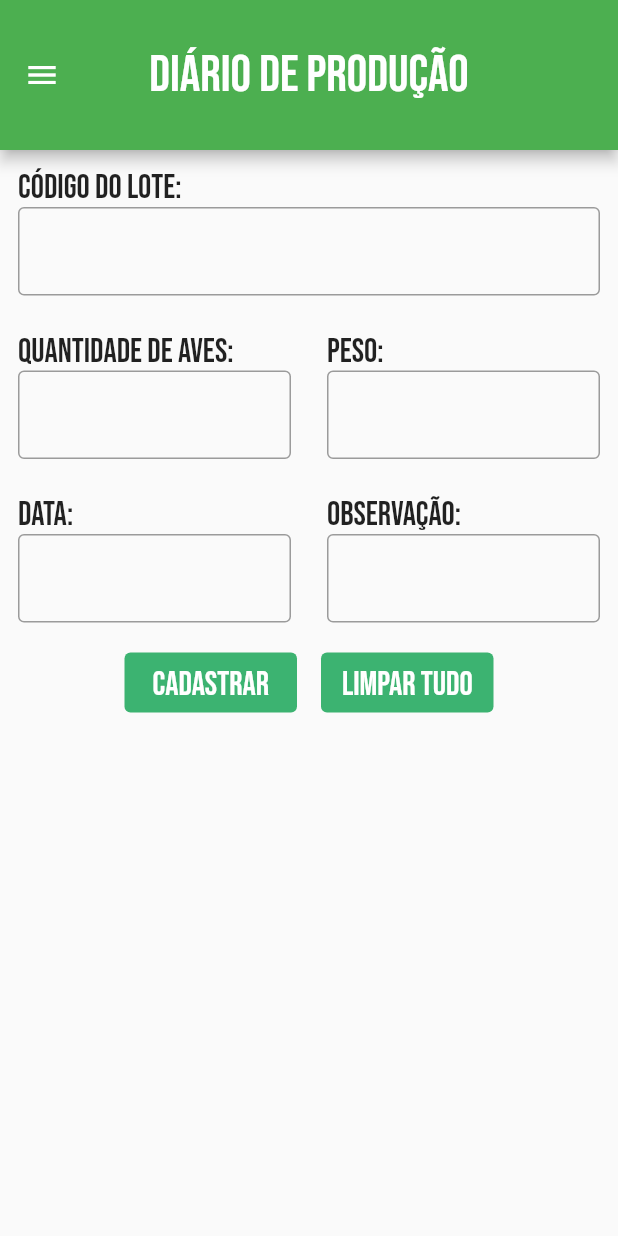
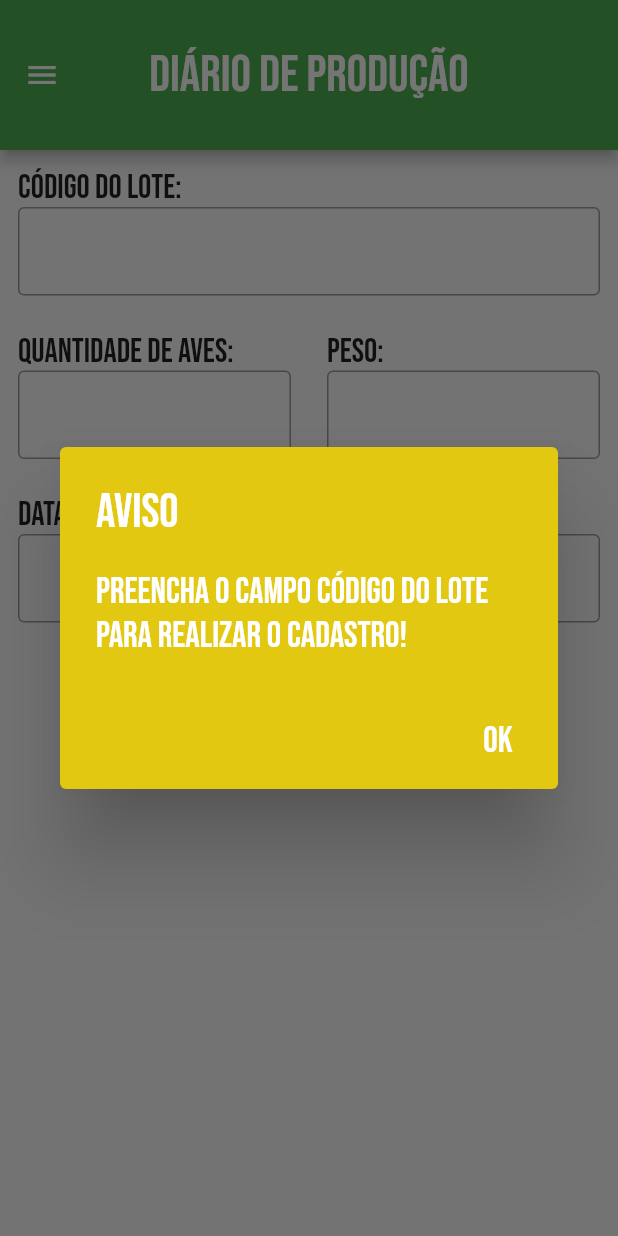
Before and after one commit to IsaiasBrazil/avicultor, a Flutter app: the TelaCadastroInfoLote screen opened directly, after a tap on "Cadastrar", on a phone screen of 412 x 824 dp. Run offline on Flutter 3.47's test engine with Material 2 defaults, Android fonts, the phone set to English and light mode, and no system bars; our stand-ins replace sqflite; missing offline and left inert: mqtt_client; accounts and stored records are empty.

Commit message:
Cadastro de produção implementado

```diff
--- a/lib/cadastrar_info_lote.dart
+++ b/lib/cadastrar_info_lote.dart
@@ -1,8 +1,13 @@
+import 'dart:math';
+
 import 'package:flutter/material.dart';
 import 'package:flutter/services.dart';
 import 'package:intl/intl.dart';
+import 'package:tcc/banco_dados/bd.dart';
 
+import 'classes/producao.dart';
 import 'widget_botao.dart';
+import 'widget_caixa_dialog.dart';
 import 'widget_campo.dart';
 import 'widget_drawer.dart';
 
@@ -19,7 +24,7 @@ class _TelaCadastroInfoLoteState extends State<TelaCadastroInfoLote> {
   TextEditingController peso = TextEditingController();
   TextEditingController qtDeAves = TextEditingController();
   TextEditingController data = TextEditingController();
-  TextEditingController descricao = TextEditingController();
+  TextEditingController observacao = TextEditingController();
 
   @override
   Widget build(BuildContext context) {
@@ -38,14 +43,6 @@ class _TelaCadastroInfoLoteState extends State<TelaCadastroInfoLote> {
           Row(
             crossAxisAlignment: CrossAxisAlignment.start,
             children: [
-              // AVALIAR
-              // Expanded(
-              //   child: Campo(
-              //     nome: 'Código de controle:',
-              //     controller: codigoDeControle,
-              //     keyboardType: TextInputType.text,
-              //   ),
-              // ),
               Expanded(
                 child: Campo(
                   nome: 'Código do lote:',
@@ -74,7 +71,8 @@ class _TelaCadastroInfoLoteState extends State<TelaCadastroInfoLote> {
                   controller: peso,
                   keyboardType: TextInputType.number,
                   inputFormatters: [
-                    FilteringTextInputFormatter.allow(RegExp(r'^\d*\.?\d{0,2}$'))
+                    FilteringTextInputFormatter.allow(
+                        RegExp(r'^\d*\.?\d{0,2}$'))
                   ],
                 ),
               ),
@@ -92,7 +90,7 @@ class _TelaCadastroInfoLoteState extends State<TelaCadastroInfoLote> {
                       context: context,
                       initialDate: DateTime.now(),
                       firstDate: DateTime(2000),
-                      lastDate: DateTime(2101),
+                      lastDate: DateTime.now(),
                     );
                     if (dataSelecionada != null) {
                       setState(() {
@@ -106,7 +104,7 @@ class _TelaCadastroInfoLoteState extends State<TelaCadastroInfoLote> {
               Expanded(
                 child: Campo(
                   nome: 'Observação:',
-                  controller: descricao,
+                  controller: observacao,
                   keyboardType: TextInputType.name,
                 ),
               )
@@ -116,31 +114,121 @@ class _TelaCadastroInfoLoteState extends State<TelaCadastroInfoLote> {
             mainAxisAlignment: MainAxisAlignment.center,
             children: [
               Padding(
-                padding: const EdgeInsets.all(
-                    8.0), // Adjust the padding value as per your preference
+                padding: const EdgeInsets.all(8.0),
                 child: SizedBox(
                     width: 115,
                     height: 40,
                     child: Botao(
                       texto: 'Cadastrar',
-                      aoSerPressionado: () {},
+                      aoSerPressionado: () async {
+                        String caracteres =
+                            '0123456789ABCDEFGHIJKLMNOPQRSTUVWXYZ';
+                        String cod = '';
+                        Random random = Random();
+
+                        for (int i = 0; i < 6; i++) {
+                          cod += caracteres[random.nextInt(caracteres.length)];
+                        }
+
+                        String codLote = codigoDoLote.text.isNotEmpty
+                            ? codigoDoLote.text
+                            : '';
+                        int qtAves = qtDeAves.text.isNotEmpty
+                            ? int.parse(qtDeAves.text)
+                            : 0;
+                        double pesoMedioAves = peso.text.isNotEmpty
+                            ? double.parse(peso.text)
+                            : 0.0;
+                        String dataHora = data.text.isNotEmpty
+                            ? DateFormat('yyyy-MM-dd').format(
+                                DateFormat('dd/MM/yyyy').parse(data.text))
+                            : '';
+                        String obs = observacao.text;
+                        BancoDados bd = BancoDados.instance;
+                        bool loteEncontrado = await bd.loteExiste(codLote);
+
+                        if (!mounted) return;
+
+                        if (codLote.isEmpty) {
+                          showDialog(
+                              context: context,
+                              builder: (BuildContext context) => const CaixaDialog(
+                                  titulo: 'Aviso',
+                                  mensagem:
+                                      'Preencha o campo código do lote para realizar o cadastro!',
+                                  tituloBotao: 'OK',
+                                  corFundo: Color.fromRGBO(227, 200, 18, 1),
+                                  corTexto: Colors.white));
+                        } else if (!loteEncontrado) {
+                          showDialog(
+                              context: context,
+                              builder: (BuildContext context) => const CaixaDialog(
+                                  titulo: 'Aviso',
+                                  mensagem:
+                                      'Insira um código de lote existente para realizar o cadastro!',
+                                  tituloBotao: 'OK',
+                                  corFundo: Color.fromRGBO(227, 200, 18, 1),
+                                  corTexto: Colors.white));
+                        } else if (loteEncontrado && qtAves <= 0) {
+                          showDialog(
+                              context: context,
+                              builder: (BuildContext context) => const CaixaDialog(
+                                  titulo: 'Aviso',
+                                  mensagem:
+                                      'Insira uma quantidade de aves válida para realizar o cadastro!',
+                                  tituloBotao: 'OK',
+                                  corFundo: Color.fromRGBO(227, 200, 18, 1),
+                                  corTexto: Colors.white));
+                        } else if (loteEncontrado && pesoMedioAves <= 0) {
+                          showDialog(
+                              context: context,
+                              builder: (BuildContext context) => const CaixaDialog(
+                                  titulo: 'Aviso',
+                                  mensagem:
+                                      'Insira um peso válido para realizar o cadastro!',
+                                  tituloBotao: 'OK',
+                                  corFundo: Color.fromRGBO(227, 200, 18, 1),
+                                  corTexto: Colors.white));
+                        } else if (loteEncontrado && dataHora.isEmpty) {
+                          showDialog(
+                              context: context,
+                              builder: (BuildContext context) => const CaixaDialog(
+                                  titulo: 'Aviso',
+                                  mensagem:
+                                      'Insira uma data válida para realizar o cadastro!',
+                                  tituloBotao: 'OK',
+                                  corFundo: Color.fromRGBO(227, 200, 18, 1),
+                                  corTexto: Colors.white));
+                        } else {
+                          Producao diario = Producao(
+                              codigo: cod,
+                              codigoLote: codLote,
+                              quantidadeAves: qtAves,
+                              peso: pesoMedioAves,
+                              data: dataHora,
+                              observacao: obs);
+
+                          bool resultadoCadastro =
+                              await bd.inserirProducao(diario);
+                          if (!mounted) return;
+                          mostrarResultado(context, resultadoCadastro);
+                        }
+                      },
                     )),
               ),
               Padding(
-                padding: const EdgeInsets.all(
-                    8.0), // Adjust the padding value as per your preference
+                padding: const EdgeInsets.all(8.0),
                 child: SizedBox(
                     width: 115,
                     height: 40,
                     child: Botao(
                       texto: 'Limpar tudo',
                       aoSerPressionado: () {
-                        // codigoDeControle.clear();
                         codigoDoLote.clear();
                         peso.clear();
                         qtDeAves.clear();
                         data.clear();
-                        descricao.clear();
+                        observacao.clear();
                       },
                     )),
               ),
@@ -151,3 +239,34 @@ class _TelaCadastroInfoLoteState extends State<TelaCadastroInfoLote> {
     );
   }
 }
+
+void mostrarResultado(BuildContext context, bool conseguiuCadastrar) {
+  String mensagem = conseguiuCadastrar
+      ? 'Produção cadastrada!'
+      : 'Falha ao cadastrar produção!';
+
+  showDialog(
+      context: context,
+      builder: (BuildContext dialogContext) {
+        return AlertDialog(
+            title: conseguiuCadastrar
+                ? const Text('Sucesso',
+                    style: TextStyle(fontSize: 32, color: Colors.white))
+                : const Text('Erro',
+                    style: TextStyle(fontSize: 32, color: Colors.white)),
+            content: Text(mensagem,
+                style: const TextStyle(fontSize: 24, color: Colors.white)),
+            actions: [
+              TextButton(
+                onPressed: () {
+                  Navigator.of(dialogContext).pop();
+                },
+                child: const Text('OK',
+                    style: TextStyle(fontSize: 24, color: Colors.white)),
+              )
+            ],
+            backgroundColor: conseguiuCadastrar
+                ? const Color.fromRGBO(60, 179, 113, 1)
+                : const Color.fromRGBO(210, 43, 43, 1));
+      });
+}
```
